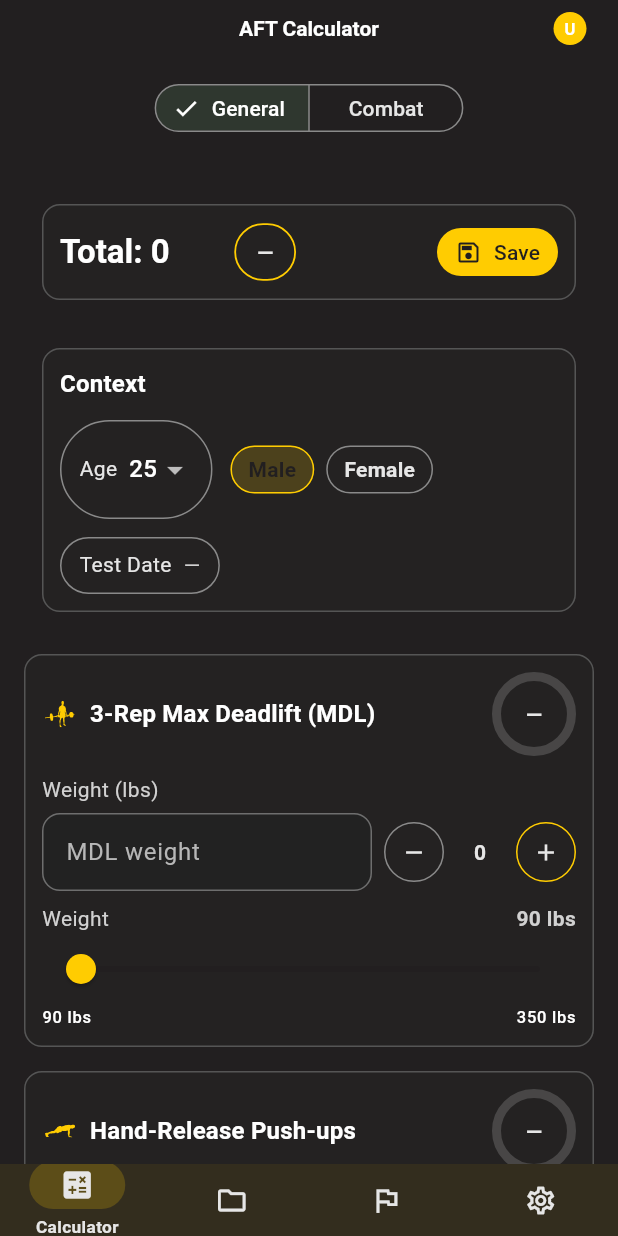
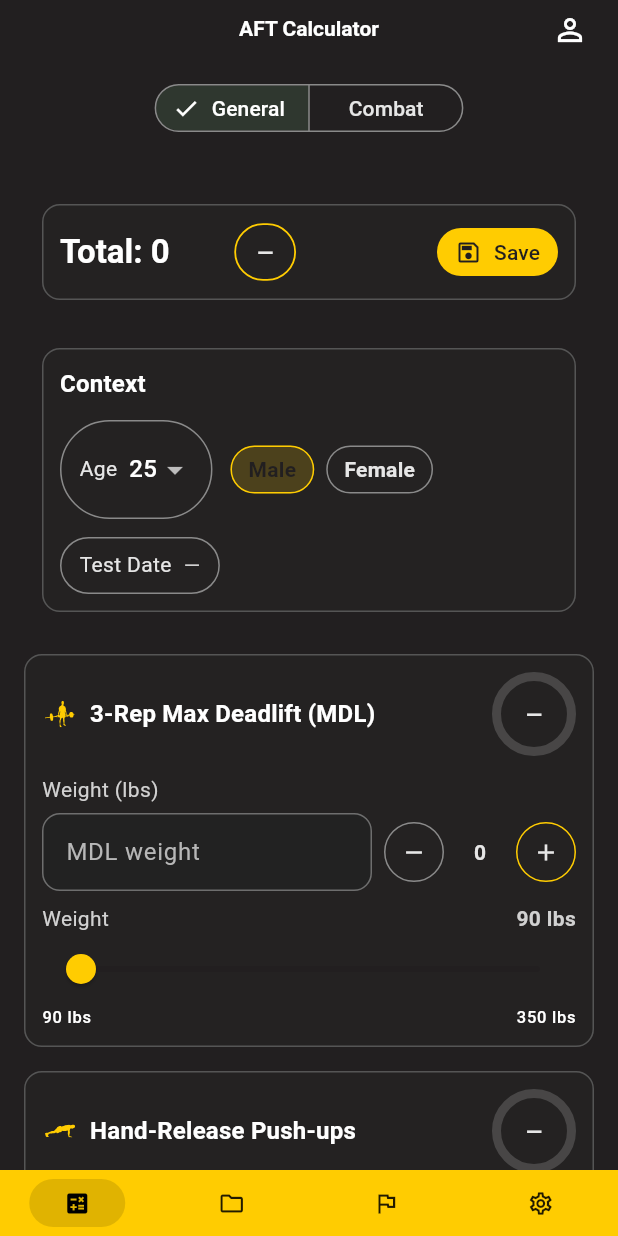
Before and after one commit to lamontenunn/AFT, a Flutter app: the screen it shows once a user with an empty profile is signed in, on a phone screen of 412 x 824 dp. Run offline on Flutter 3.47's test engine with Material 3 defaults, Android fonts, the phone set to English and light mode, and no system bars; our stand-ins replace firebase_auth, firebase_core, flutter_riverpod, flutter_svg, package_info_plus, shared_preferences; accounts and stored records are empty; network calls fail.

Commit message:
fixed bugs

```diff
--- a/lib/features/home/home_screen.dart
+++ b/lib/features/home/home_screen.dart
@@ -748,7 +748,6 @@ class _FeatureHomeScreenState extends ConsumerState<FeatureHomeScreen> {
                     label: 'Sprint-Drag-Carry',
                     seconds: curr,
                     config: cfg,
-                    reversed: true,
                     onChanged: (v) {
                       _sdcController.text = slidercfg.formatMmSs(v);
                       _onSdcChanged(_sdcController.text);
@@ -853,7 +852,6 @@ class _FeatureHomeScreenState extends ConsumerState<FeatureHomeScreen> {
                     label: '2-Mile Run',
                     seconds: curr,
                     config: cfg,
-                    reversed: true,
                     onChanged: (v) {
                       _run2miController.text = slidercfg.formatMmSs(v);
                       _onRunChanged(_run2miController.text);
--- a/lib/shell/aft_scaffold.dart
+++ b/lib/shell/aft_scaffold.dart
@@ -44,14 +44,24 @@ class AftScaffold extends ConsumerWidget {
             : NavigationDestinationLabelBehavior.onlyShowSelected;
 
     return Scaffold(
-      bottomNavigationBar: NavigationBar(
+      bottomNavigationBar: NavigationBarTheme(
+        data: NavigationBarThemeData(
+          backgroundColor: ArmyColors.gold,
+          indicatorColor: Colors.black12,
+          height: 44,
+          iconTheme: MaterialStateProperty.resolveWith((states) {
+            return IconThemeData(
+              size: 18,
+              color: states.contains(MaterialState.selected) ? Colors.black : Colors.black87,
+            );
+          }),
+        ),
+        child: NavigationBar(
           selectedIndex: currentIndex,
-        labelBehavior: navLabelBehavior,
+          labelBehavior: NavigationDestinationLabelBehavior.alwaysHide,
           onDestinationSelected: (int i) {
             if (i == currentIndex) return;
-          if (settings.hapticsEnabled) {
             HapticFeedback.selectionClick();
-          }
             final nextRoute = switch (i) {
               0 => Routes.home,
               1 => Routes.savedSets,
@@ -59,7 +69,6 @@ class AftScaffold extends ConsumerWidget {
               3 => Routes.settings,
               _ => Routes.home,
             };
-          // Replace the current page in the stack when switching tabs
             Navigator.of(context).pushReplacementNamed(nextRoute);
           },
           destinations: const [
@@ -84,6 +93,7 @@ class AftScaffold extends ConsumerWidget {
               label: 'Settings',
             ),
           ],
+        ),
       ),
       body: NestedScrollView(
         headerSliverBuilder: (context, innerScrolled) {
@@ -163,6 +173,7 @@ class _DomainSegmentedControl extends ConsumerWidget {
   }
 }
 
+
 class _ProfileButton extends ConsumerWidget {
   const _ProfileButton();
 
@@ -183,9 +194,15 @@ class _ProfileButton extends ConsumerWidget {
   Widget build(BuildContext context, WidgetRef ref) {
     final auth = ref.watch(authStateProvider);
 
-    return IconButton(
+    return Padding(
+      padding: const EdgeInsets.only(top: 2),
+      child: IconButton(
       tooltip: auth.isSignedIn ? 'Account' : 'Sign in to save scores',
-      icon: auth.isSignedIn
+      padding: EdgeInsets.zero,
+      constraints: const BoxConstraints.tightFor(width: 40, height: 40),
+      alignment: Alignment.center,
+      splashRadius: 20,
+      icon: (auth.displayName != null && auth.displayName!.trim().isNotEmpty)
           ? CircleAvatar(
               radius: 12,
               child: Text(
@@ -195,6 +212,7 @@ class _ProfileButton extends ConsumerWidget {
             )
           : const Icon(Icons.person_outline),
       onPressed: () => _showProfileSheet(context, ref, auth),
+    ),
     );
   }
 
```
Also changed, not shown: lib/screens/settings_screen.dart (+11 -11 lines). Lines whose indentation alone changed are shown as unchanged.
